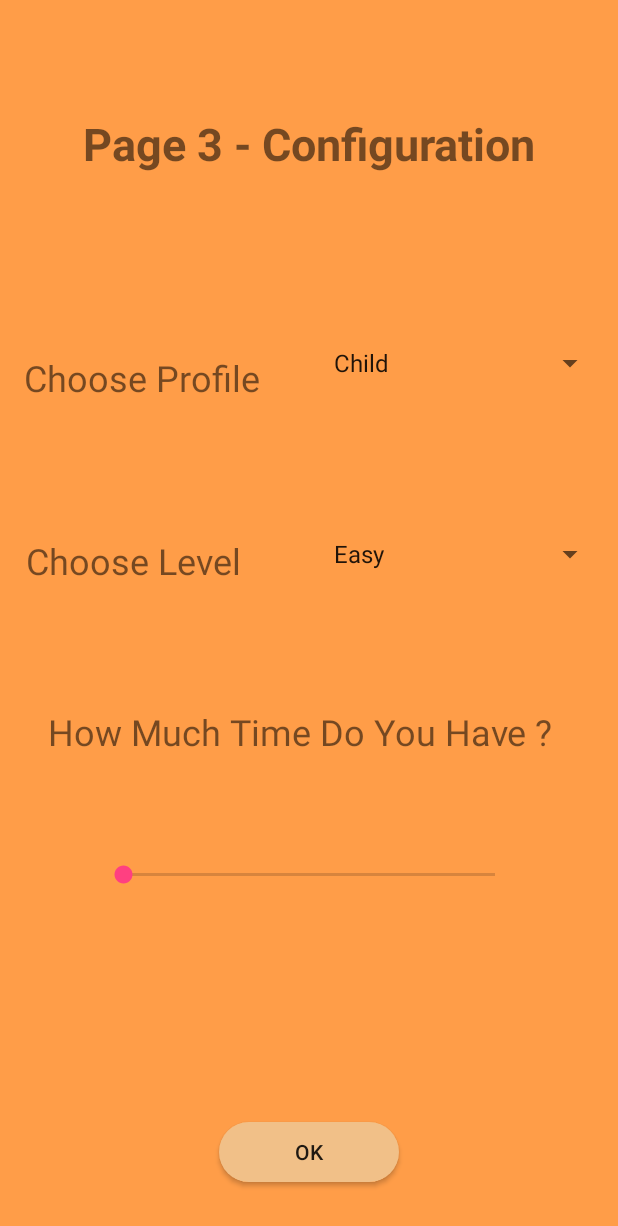
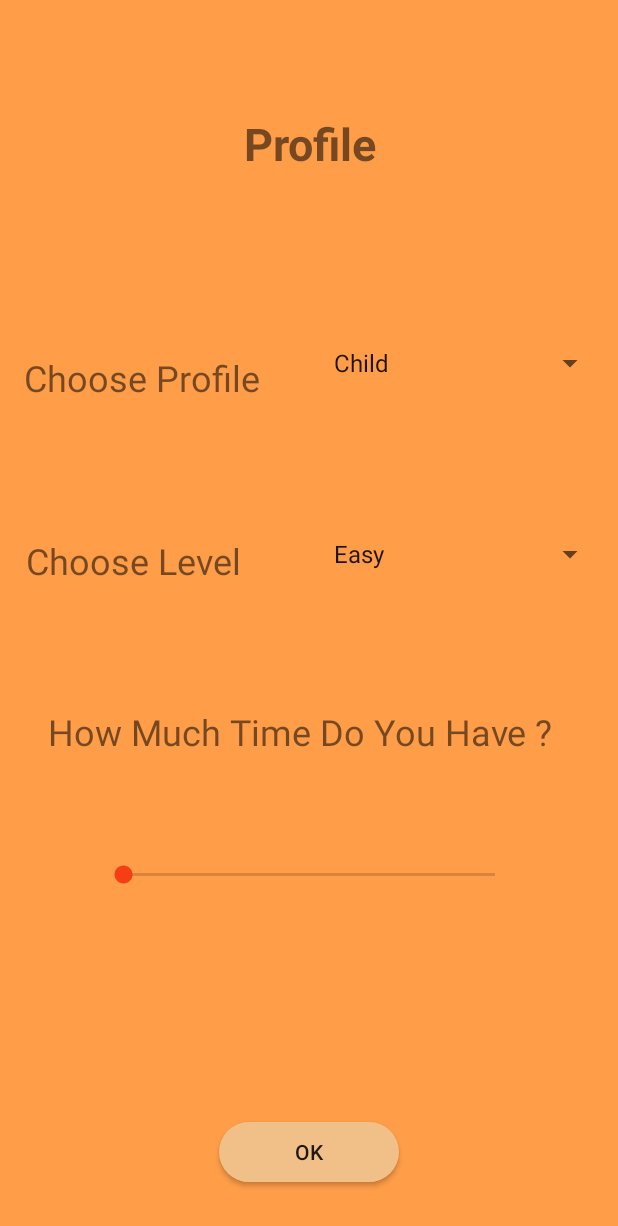
Before and after one commit to NaamaKessler/hackathon, an Android app: the ThirdActivity screen opened directly, with no data from a screen before it, on a phone screen of 412 x 824 dp. Shown: the top 1226 px of the screen. Run offline under Robolectric (Android 15) with nearby library versions, the phone set to English and light mode, and no system bars.

Commit message:
Update colors and buttons

```diff
--- a/app/src/main/res/layout/activity_third.xml
+++ b/app/src/main/res/layout/activity_third.xml
@@ -17,7 +17,7 @@
         android:layout_marginRight="8dp"
         android:layout_marginStart="8dp"
         android:layout_marginTop="8dp"
-        android:text="Page 3 - Configuration"
+        android:text="Profile"
         android:textStyle="bold"
         android:textAlignment="center"
         android:textSize="30sp"
--- a/app/src/main/res/values/colors.xml
+++ b/app/src/main/res/values/colors.xml
@@ -1,8 +1,8 @@
 <?xml version="1.0" encoding="utf-8"?>
 <resources>
-    <color name="colorPrimary">#3F51B5</color>
-    <color name="colorPrimaryDark">#303F9F</color>
-    <color name="colorAccent">#FF4081</color>
+    <color name="colorPrimary">#FF6600</color>
+    <color name="colorPrimaryDark">#993D00</color>
+    <color name="colorAccent">#f63e15</color>
     <color name="orangedark">#993D00</color>
     <color name="orangemid">#FF6600</color>
     <color name="orangelight">#ff9d48</color>
```
